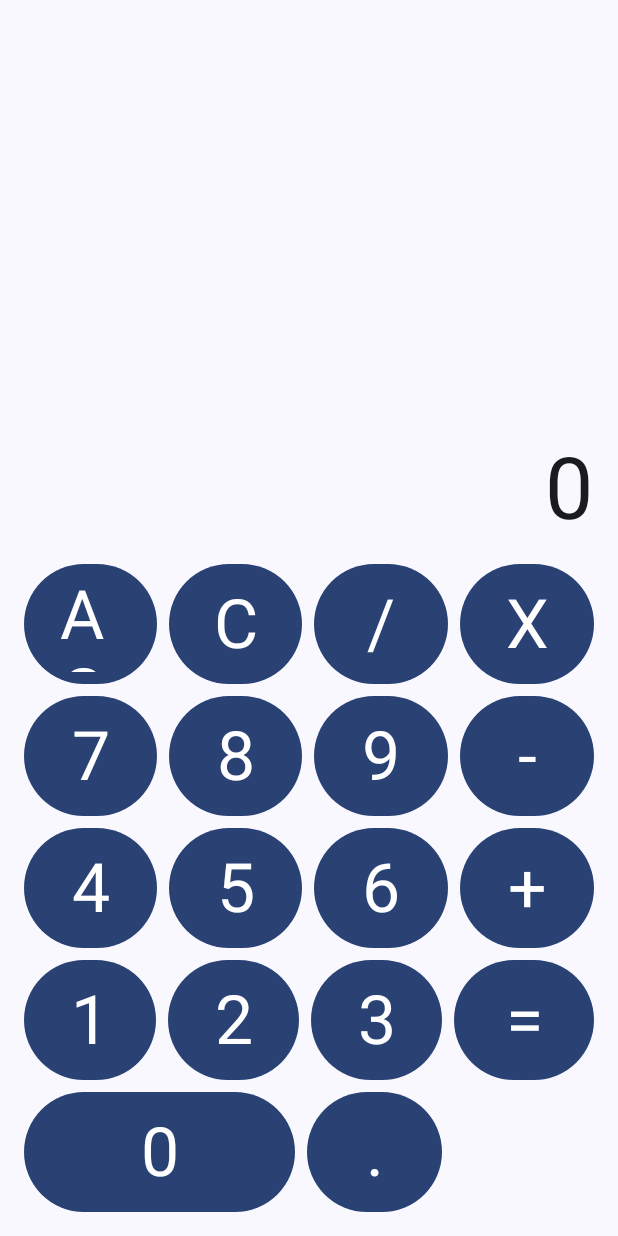
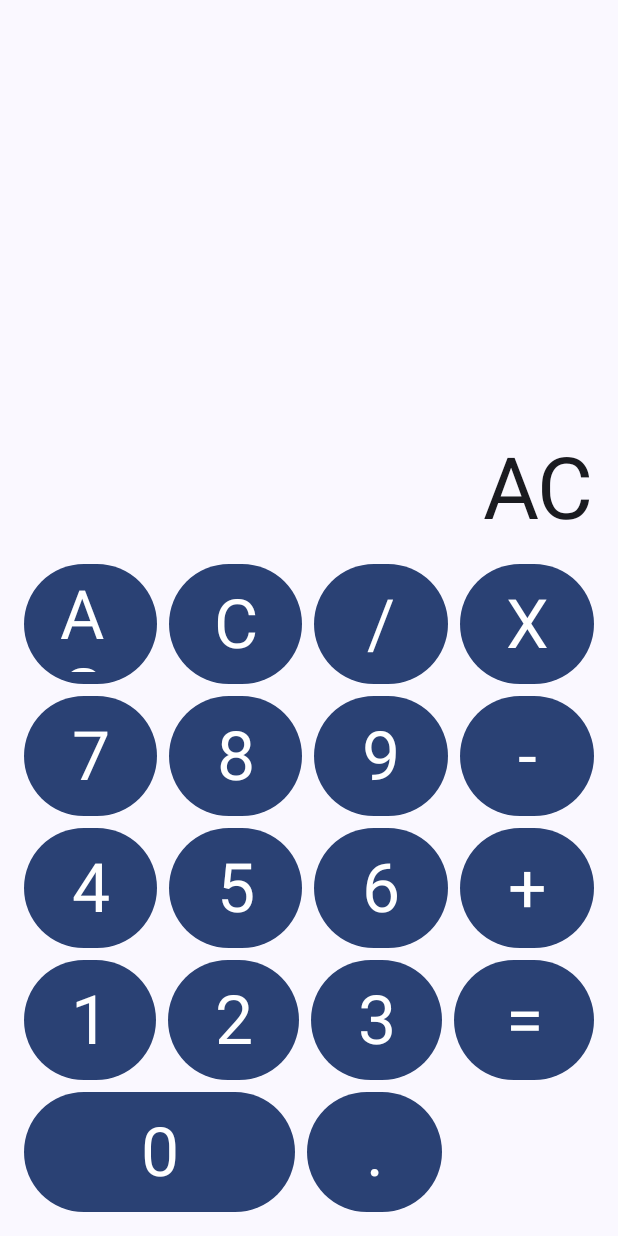
Before and after one commit to EnesEfeTokta/MyCalculator-Exercises, an Android app built with Jetpack Compose: the screen it shows after launch (MainActivity), after a tap on "AC", on a phone screen of 412 x 824 dp. Run offline under Robolectric (Android 15) with nearby library versions, the phone set to English and light mode, and no system bars.

Commit message:
Add button click handling to calculator UI
Introduced state management for the calculator display and implemented button click handling in CalculatorApp. Updated CalculatorButton to accept an onClick callback, enabling dynamic updates to the display when buttons are pressed. Also updated AGP version in gradle/libs.versions.toml.

```diff
--- a/app/src/main/java/com/enesefetokta/mycalculator_exercises/MainActivity.kt
+++ b/app/src/main/java/com/enesefetokta/mycalculator_exercises/MainActivity.kt
@@ -17,11 +17,15 @@ import androidx.compose.material3.MaterialTheme
 import androidx.compose.material3.Surface
 import androidx.compose.material3.Text
 import androidx.compose.runtime.Composable
+import androidx.compose.runtime.mutableStateOf
+import androidx.compose.runtime.remember
 import androidx.compose.ui.Alignment
 import androidx.compose.ui.Modifier
 import androidx.compose.ui.tooling.preview.Preview
 import androidx.compose.ui.unit.dp
 import com.enesefetokta.mycalculator_exercises.ui.theme.MyCalculatorExercisesTheme
+import androidx.compose.runtime.getValue
+import androidx.compose.runtime.setValue
 
 class MainActivity : ComponentActivity() {
     override fun onCreate(savedInstanceState: Bundle?) {
@@ -41,6 +45,24 @@ class MainActivity : ComponentActivity() {
 
 @Composable
 fun CalculatorApp() {
+    var displayText by remember { mutableStateOf("") }
+
+    val onButtonClick: (String) -> Unit = { buttonText ->
+        when (buttonText) {
+            "C" -> {
+                displayText = "0"
+            }
+
+            else -> {
+                if (displayText == "0") {
+                    displayText = buttonText
+                } else {
+                    displayText += buttonText
+                }
+            }
+        }
+    }
+
     Column(
         modifier = Modifier
             .fillMaxSize()
@@ -54,7 +76,7 @@ fun CalculatorApp() {
             contentAlignment = Alignment.BottomEnd
         ) {
             Text(
-                text = "0",
+                text = displayText,
                 style = MaterialTheme.typography.displayLarge,
             )
         }
@@ -68,30 +90,30 @@ fun CalculatorApp() {
                 modifier = Modifier.fillMaxWidth(),
                 horizontalArrangement = Arrangement.spacedBy(8.dp)
             ) {
-                CalculatorButton(text = "AC", modifier = Modifier.weight(1f))
-                CalculatorButton(text = "C", modifier = Modifier.weight(1f))
-                CalculatorButton(text = "/", modifier = Modifier.weight(1f))
-                CalculatorButton(text = "X", modifier = Modifier.weight(1f))
+                CalculatorButton(text = "AC", modifier = Modifier.weight(1f), onClick = onButtonClick)
+                CalculatorButton(text = "C", modifier = Modifier.weight(1f), onClick = onButtonClick)
+                CalculatorButton(text = "/", modifier = Modifier.weight(1f), onClick = onButtonClick)
+                CalculatorButton(text = "X", modifier = Modifier.weight(1f), onClick = onButtonClick)
             }
 
             Row(
                 modifier = Modifier.fillMaxWidth(),
                 horizontalArrangement = Arrangement.spacedBy(8.dp)
             ) {
-                CalculatorButton(text = "7", modifier = Modifier.weight(1f))
-                CalculatorButton(text = "8", modifier = Modifier.weight(1f))
-                CalculatorButton(text = "9", modifier = Modifier.weight(1f))
-                CalculatorButton(text = "-", modifier = Modifier.weight(1f))
+                CalculatorButton(text = "7", modifier = Modifier.weight(1f), onClick = onButtonClick)
+                CalculatorButton(text = "8", modifier = Modifier.weight(1f), onClick = onButtonClick)
+                CalculatorButton(text = "9", modifier = Modifier.weight(1f), onClick = onButtonClick)
+                CalculatorButton(text = "-", modifier = Modifier.weight(1f), onClick = onButtonClick)
             }
 
             Row(
                 modifier = Modifier.fillMaxWidth(),
                 horizontalArrangement = Arrangement.spacedBy(8.dp)
             ) {
-                CalculatorButton(text = "4", modifier = Modifier.weight(1f))
-                CalculatorButton(text = "5", modifier = Modifier.weight(1f))
-                CalculatorButton(text = "6", modifier = Modifier.weight(1f))
-                CalculatorButton(text = "+", modifier = Modifier.weight(1f))
+                CalculatorButton(text = "4", modifier = Modifier.weight(1f), onClick = onButtonClick)
+                CalculatorButton(text = "5", modifier = Modifier.weight(1f), onClick = onButtonClick)
+                CalculatorButton(text = "6", modifier = Modifier.weight(1f), onClick = onButtonClick)
+                CalculatorButton(text = "+", modifier = Modifier.weight(1f), onClick = onButtonClick)
             }
 
             Row(
@@ -103,22 +125,23 @@ fun CalculatorApp() {
                     verticalArrangement = Arrangement.spacedBy(8.dp)
                 ) {
                     Row(horizontalArrangement = Arrangement.spacedBy(8.dp)) {
-                        CalculatorButton(text = "1", modifier = Modifier.weight(1f))
-                        CalculatorButton(text = "2", modifier = Modifier.weight(1f))
-                        CalculatorButton(text = "3", modifier = Modifier.weight(1f))
+                        CalculatorButton(text = "1", modifier = Modifier.weight(1f), onClick = onButtonClick)
+                        CalculatorButton(text = "2", modifier = Modifier.weight(1f), onClick = onButtonClick)
+                        CalculatorButton(text = "3", modifier = Modifier.weight(1f), onClick = onButtonClick)
                     }
                     Row(horizontalArrangement = Arrangement.spacedBy(8.dp)) {
                         CalculatorButton(
                             text = "0",
                             modifier = Modifier.weight(2f)
                         )
-                        CalculatorButton(text = ".", modifier = Modifier.weight(1f))
+                        CalculatorButton(text = ".", modifier = Modifier.weight(1f), onClick = onButtonClick)
                     }
                 }
 
                 CalculatorButton(
                     text = "=",
-                    modifier = Modifier.weight(1f).fillMaxWidth()
+                    modifier = Modifier.weight(1f).fillMaxWidth(),
+                    onClick = onButtonClick
                 )
             }
         }
@@ -128,10 +151,11 @@ fun CalculatorApp() {
 @Composable
 fun CalculatorButton(
     text: String,
-    modifier: Modifier = Modifier
+    modifier: Modifier = Modifier,
+    onClick: (String) -> Unit = {}
 ) {
     Button(
-        onClick = { /* Boş dursun */ },
+        onClick = { onClick(text) },
         modifier = modifier.height(80.dp),
     ) {
         Text(
--- a/gradle/libs.versions.toml
+++ b/gradle/libs.versions.toml
@@ -1,5 +1,5 @@
 [versions]
-agp = "8.10.0"
+agp = "8.10.1"
 kotlin = "2.0.21"
 coreKtx = "1.17.0"
 junit = "4.13.2"
```
